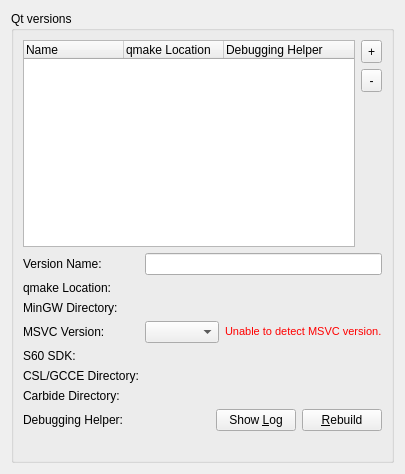
Old version of the form src/plugins/qt4projectmanager/qtversionmanager.ui in the repository qt-creator/qt-creator.
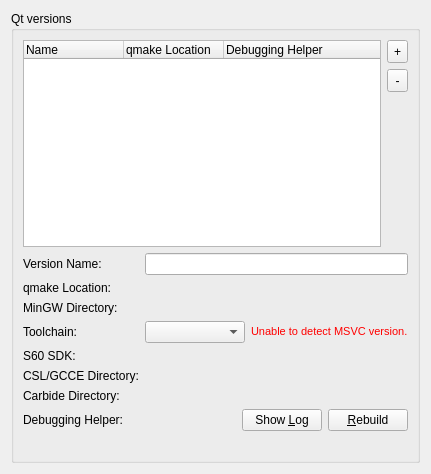
New version of the form. Custom widgets are drawn as their Qt base class.

Commit message:
Windows: Add Support for Windows SDKs
Detect SDKs before VC installations. Add static list of installations
initialized on demand. List SDKs and VC with platforms settings
depending on Qt-version. Detect installations properly, checking
existence of setup scripts. Handle delayed shell variable expansion used
by SDK setup scripts. Tested with SDK 6.1 onwards (32bit/64bit).

```diff
--- a/src/plugins/qt4projectmanager/qtversionmanager.ui
+++ b/src/plugins/qt4projectmanager/qtversionmanager.ui
@@ -6,7 +6,7 @@
    <rect>
     <x>0</x>
     <y>0</y>
-    <width>405</width>
+    <width>431</width>
     <height>474</height>
    </rect>
   </property>
@@ -130,7 +130,7 @@
         <item row="3" column="0">
          <widget class="QLabel" name="msvcLabel">
           <property name="text">
-           <string>MSVC Version:</string>
+           <string>Toolchain:</string>
           </property>
          </widget>
         </item>
```
The commit also changes 4 other files.
